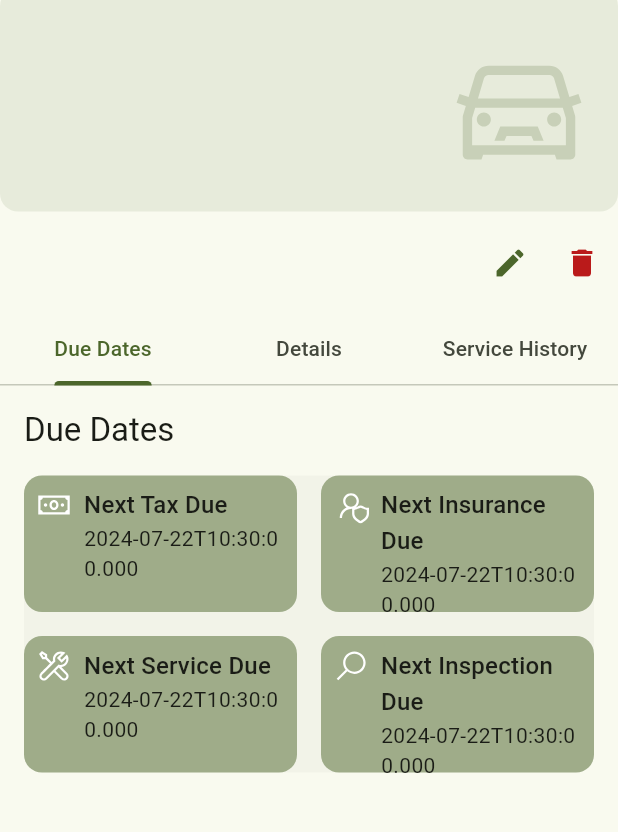
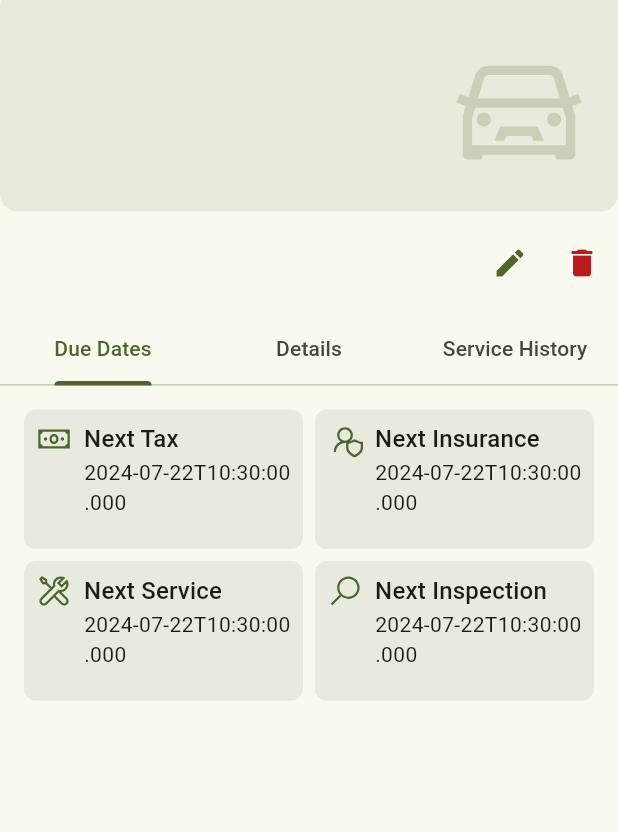
Before and after one commit to zmeulDev/burt, a Flutter app: the CarDetailsScreen screen opened directly with empty values, on a phone screen of 412 x 824 dp, the part 96-928 px from its top. Run offline on Flutter 3.47's test engine with Material 3 defaults, Android fonts, the light colour scheme and no system bars; our stand-ins replace cloud_firestore, firebase_auth, firebase_core, flutter_svg, google_sign_in, line_icons; accounts and stored records are empty.

Commit message:
multiple fixes

```diff
--- a/lib/screens/cars_screen.dart
+++ b/lib/screens/cars_screen.dart
@@ -1,11 +1,11 @@
+import 'package:burt/widgets/car_info_card.dart';
 import 'package:flutter/material.dart';
 import 'package:cloud_firestore/cloud_firestore.dart';
 import 'package:firebase_auth/firebase_auth.dart';
 import 'package:flutter_svg/flutter_svg.dart';
 import 'add_car_screen.dart';
 import 'car_details_screen.dart';
-import '../widgets/car_info_card.dart'; // Import the CarInfoCard widget
-import '../theme.dart'; // Import the theme
+
 
 class CarsScreen extends StatelessWidget {
   final FirebaseFirestore _firestore = FirebaseFirestore.instance;
@@ -73,6 +73,8 @@ class CarsScreen extends StatelessWidget {
         },
       ),
       floatingActionButton: FloatingActionButton(
+        backgroundColor: Theme.of(context).primaryColor,
+        foregroundColor: Theme.of(context).cardColor,
         onPressed: () {
           Navigator.push(
             context,
@@ -99,7 +101,7 @@ class CarsScreen extends StatelessWidget {
       'Inspection Due': inspectionDue,
     };
 
-    String nextDueLabel = '';
+    String nextDueLabel = 'Next';
     DateTime? nextDueDate;
 
     dueDates.forEach((label, date) {
@@ -111,7 +113,7 @@ class CarsScreen extends StatelessWidget {
 
     return {
       'label': nextDueLabel,
-      'date': nextDueDate != null ? nextDueDate!.toLocal().toString().split(' ')[0] : 'N/A',
+      'date': nextDueDate != null ? nextDueDate!.toLocal().toString().split(' ')[0] : 'Nothing to do!',
     };
   }
 }
--- a/lib/screens/service_screen.dart
+++ b/lib/screens/service_screen.dart
@@ -101,6 +101,8 @@ class ServiceScreen extends StatelessWidget {
         },
       ),
       floatingActionButton: FloatingActionButton(
+        backgroundColor: Theme.of(context).primaryColor,
+        foregroundColor: Theme.of(context).cardColor,
         onPressed: () {
           Navigator.push(context, MaterialPageRoute(builder: (context) => AddServiceRecordScreen()));
         },
--- a/lib/widgets/car_due_dates_tab.dart
+++ b/lib/widgets/car_due_dates_tab.dart
@@ -10,10 +10,10 @@ class DueDatesTab extends StatelessWidget {
   Widget build(BuildContext context) {
     // Create a list of due dates
     List<Map<String, dynamic>> dueDates = [
-      {'label': 'Next Tax Due', 'date': carData['taxDue'], 'icon': LineIcons.moneyBill},
-      {'label': 'Next Insurance Due', 'date': carData['insuranceDue'], 'icon': LineIcons.userShield},
-      {'label': 'Next Service Due', 'date': carData['serviceDue'], 'icon': LineIcons.tools},
-      {'label': 'Next Inspection Due', 'date': carData['inspectionDue'], 'icon': LineIcons.search},
+      {'label': 'Next Tax', 'date': carData['taxDue'], 'icon': LineIcons.moneyBill},
+      {'label': 'Next Insurance', 'date': carData['insuranceDue'], 'icon': LineIcons.userShield},
+      {'label': 'Next Service', 'date': carData['serviceDue'], 'icon': LineIcons.tools},
+      {'label': 'Next Inspection', 'date': carData['inspectionDue'], 'icon': LineIcons.search},
     ];
 
     // Sort the due dates in descending order
@@ -24,52 +24,45 @@ class DueDatesTab extends StatelessWidget {
       child: Column(
         crossAxisAlignment: CrossAxisAlignment.start,
         children: [
-          Text('Due Dates', style: Theme.of(context).textTheme.titleLarge),
-          SizedBox(height: 16),
-          Container(
-            decoration: BoxDecoration(
-              color: Theme.of(context).colorScheme.surfaceContainerHighest.withOpacity(0.3),
-              borderRadius: BorderRadius.circular(12),
-            ),
-            child: GridView.builder(
+          Column(
+            crossAxisAlignment: CrossAxisAlignment.start,
+            children: [
+              GridView.builder(
                 shrinkWrap: true,
                 physics: NeverScrollableScrollPhysics(),
                 gridDelegate: SliverGridDelegateWithFixedCrossAxisCount(
                   crossAxisCount: 2,
-                crossAxisSpacing: 16,
-                mainAxisSpacing: 16,
-                childAspectRatio: 2, // Adjust this value to make the grid items taller
+                  childAspectRatio: 2,
+                  mainAxisSpacing: 8,
+                  crossAxisSpacing: 8,
                 ),
                 itemCount: dueDates.length,
                 itemBuilder: (context, index) {
                   final dueDate = dueDates[index];
-                return _buildGridItem(context, dueDate['label'], dueDate['date'], dueDate['icon']);
+                  return _buildTimelineItem(context, dueDate['label'], dueDate['date'], dueDate['icon']);
                 },
               ),
+            ],
           ),
         ],
       ),
     );
   }
 
-  Widget _buildGridItem(BuildContext context, String label, dynamic date, IconData icon) {
-    bool isFutureDate = false;
-    if (date != null) {
-      final parsedDate = DateTime.tryParse(date);
-      if (parsedDate != null) {
-        isFutureDate = parsedDate.isAfter(DateTime.now());
-      }
-    }
+  Widget _buildTimelineItem(BuildContext context, String label, dynamic date, IconData icon) {
+    bool isFutureDate = date != null && DateTime.tryParse(date)!.isAfter(DateTime.now());
+
     return Container(
       padding: const EdgeInsets.all(8.0),
       decoration: BoxDecoration(
-        color: isFutureDate ? Theme.of(context).colorScheme.errorContainer.withOpacity(0.5) : Theme.of(context).colorScheme.primary.withOpacity(0.5),
-        borderRadius: BorderRadius.circular(12),
+        color: isFutureDate ? Theme.of(context).colorScheme.error.withOpacity(0.2) : Theme.of(context).colorScheme.surfaceContainerHighest.withOpacity(0.7),
+        borderRadius: BorderRadius.circular(8),
       ),
+
       child: Row(
         crossAxisAlignment: CrossAxisAlignment.start,
         children: [
-          Icon(icon, color: Theme.of(context).colorScheme.onPrimary),
+          Icon(icon, color: Theme.of(context).colorScheme.primary),
           SizedBox(width: 8),
           Expanded(
             child: Column(
--- a/lib/widgets/car_info_card.dart
+++ b/lib/widgets/car_info_card.dart
@@ -36,9 +36,9 @@ class CarInfoCard extends StatelessWidget {
                 right: 0,
                 bottom: 0,
                 child: Icon(
-                  LineIcons.car,
+                  LineIcons.carCrash,
                   size: 100,
-                  color: Theme.of(context).colorScheme.primary.withOpacity(0.1),
+                  color: Theme.of(context).colorScheme.primary.withOpacity(0.3),
                 ),
               ),
               Column(
@@ -50,7 +50,7 @@ class CarInfoCard extends StatelessWidget {
                   ),
                   Text(
                     carPlate,
-                    style: Theme.of(context).textTheme.headlineSmall?.copyWith(fontWeight: FontWeight.bold),
+                    style: Theme.of(context).textTheme.headlineSmall,
                   ),
                   SizedBox(height: 10),
                   Text(
```
Also changed, not shown: assets/carDue_bck.png (added). Lines whose indentation alone changed are shown as unchanged.
